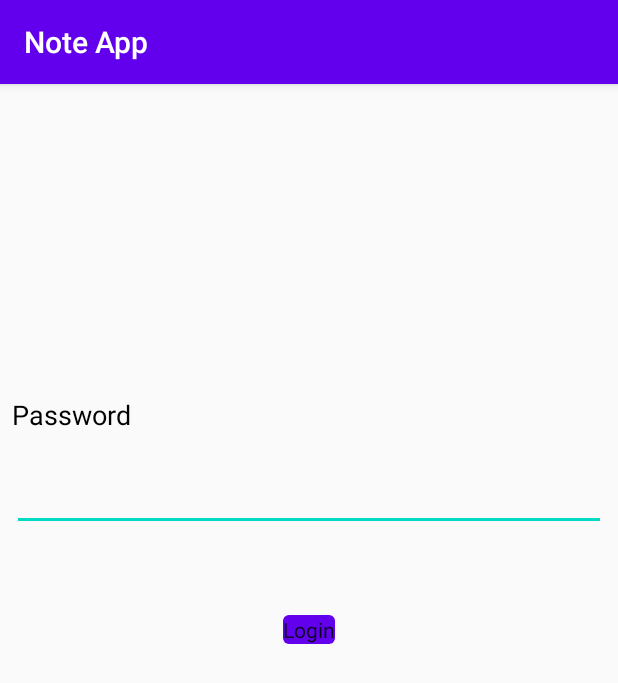
After one commit to doctor-blue/dependency-injection-android, an Android app: the LoginActivity screen opened directly, with no data from a screen before it, on a phone screen of 412 x 824 dp. The commit adds this screen. Shown: the top 683 px of the screen. Run offline under Robolectric (Android 15) with nearby library versions, the phone set to English and light mode, and no system bars.

Commit message:
Update Example

```diff
--- a/app/src/main/AndroidManifest.xml
+++ b/app/src/main/AndroidManifest.xml
@@ -3,14 +3,16 @@
     package="com.example.noteapp">
 
     <application
+        android:name=".NoteApplication"
         android:allowBackup="true"
         android:icon="@mipmap/ic_launcher"
         android:label="@string/app_name"
         android:roundIcon="@mipmap/ic_launcher_round"
         android:supportsRtl="true"
         android:theme="@style/AppTheme">
-        <activity android:name=".activities.UpdateNoteActivity"></activity>
+        <activity android:name=".activities.UpdateNoteActivity" />
         <activity android:name=".activities.AddNoteActivity" />
+        <activity android:name=".activities.LoginActivity"/>
         <activity android:name=".activities.MainActivity">
             <intent-filter>
                 <action android:name="android.intent.action.MAIN" />
--- /dev/null
+++ b/app/src/main/java/com/example/noteapp/activities/LoginActivity.kt
@@ -0,0 +1,12 @@
+package com.example.noteapp.activities
+
+import androidx.appcompat.app.AppCompatActivity
+import android.os.Bundle
+import com.example.noteapp.R
+
+class LoginActivity : AppCompatActivity() {
+    override fun onCreate(savedInstanceState: Bundle?) {
+        super.onCreate(savedInstanceState)
+        setContentView(R.layout.activity_login)
+    }
+}
--- /dev/null
+++ b/app/src/main/res/layout/activity_login.xml
@@ -0,0 +1,41 @@
+<?xml version="1.0" encoding="utf-8"?>
+<androidx.constraintlayout.widget.ConstraintLayout xmlns:android="http://schemas.android.com/apk/res/android"
+    xmlns:app="http://schemas.android.com/apk/res-auto"
+    xmlns:tools="http://schemas.android.com/tools"
+    android:layout_width="match_parent"
+    android:padding="8dp"
+    android:layout_height="match_parent"
+    tools:context=".activities.LoginActivity">
+
+    <TextView
+        android:id="@+id/textView3"
+        android:layout_width="match_parent"
+        android:layout_height="wrap_content"
+        android:layout_marginTop="200dp"
+        android:text="Password"
+        android:textColor="@android:color/black"
+        android:textSize="18sp"
+        app:layout_constraintEnd_toEndOf="parent"
+        app:layout_constraintStart_toStartOf="parent"
+        app:layout_constraintTop_toTopOf="parent" />
+
+    <EditText
+        android:id="@+id/editText"
+        android:layout_width="match_parent"
+        android:layout_height="wrap_content"
+        android:layout_marginTop="20dp"
+        app:layout_constraintEnd_toEndOf="parent"
+        app:layout_constraintStart_toStartOf="parent"
+        app:layout_constraintTop_toBottomOf="@+id/textView3" />
+
+    <com.google.android.material.button.MaterialButton
+        android:layout_width="wrap_content"
+        android:layout_height="wrap_content"
+        app:layout_constraintEnd_toEndOf="parent"
+        app:layout_constraintStart_toStartOf="parent"
+        app:layout_constraintTop_toBottomOf="@+id/editText"
+        android:layout_marginTop="50dp"
+        android:text="Login"
+        />
+
+</androidx.constraintlayout.widget.ConstraintLayout>
--- a/build.gradle
+++ b/build.gradle
@@ -1,6 +1,6 @@
 // Top-level build file where you can add configuration options common to all sub-projects/modules.
 buildscript {
-    ext.kotlin_version = "1.5.10"
+    ext.kotlin_version = "1.5.20"
     repositories {
         google()
         jcenter()
```
Also changed, not shown: app/build.gradle (+10 -5 lines), app/src/main/java/com/example/noteapp/NoteApplication.kt (added, +16 -0 lines), app/src/main/java/com/example/noteapp/activities/AddNoteActivity.kt (+17 -11 lines), app/src/main/java/com/example/noteapp/activities/MainActivity.kt (+21 -17 lines), app/src/main/java/com/example/noteapp/activities/UpdateNoteActivity.kt (+20 -15 lines), app/src/main/java/com/example/noteapp/database/repository/NoteRepository.kt (+3 -8 lines), app/src/main/java/com/example/noteapp/di/AppComponent.kt (added, +31 -0 lines), app/src/main/java/com/example/noteapp/di/AppModule.kt (added, +15 -0 lines), app/src/main/java/com/example/noteapp/viewmodel/NoteViewModel.kt (+7 -25 lines), app/src/main/res/layout/activity_add_note.xml (+10 -2 lines), app/src/main/res/layout/activity_main.xml (+10 -3 lines), app/src/main/res/layout/activity_update_note.xml (+10 -2 lines), 1 other file.
